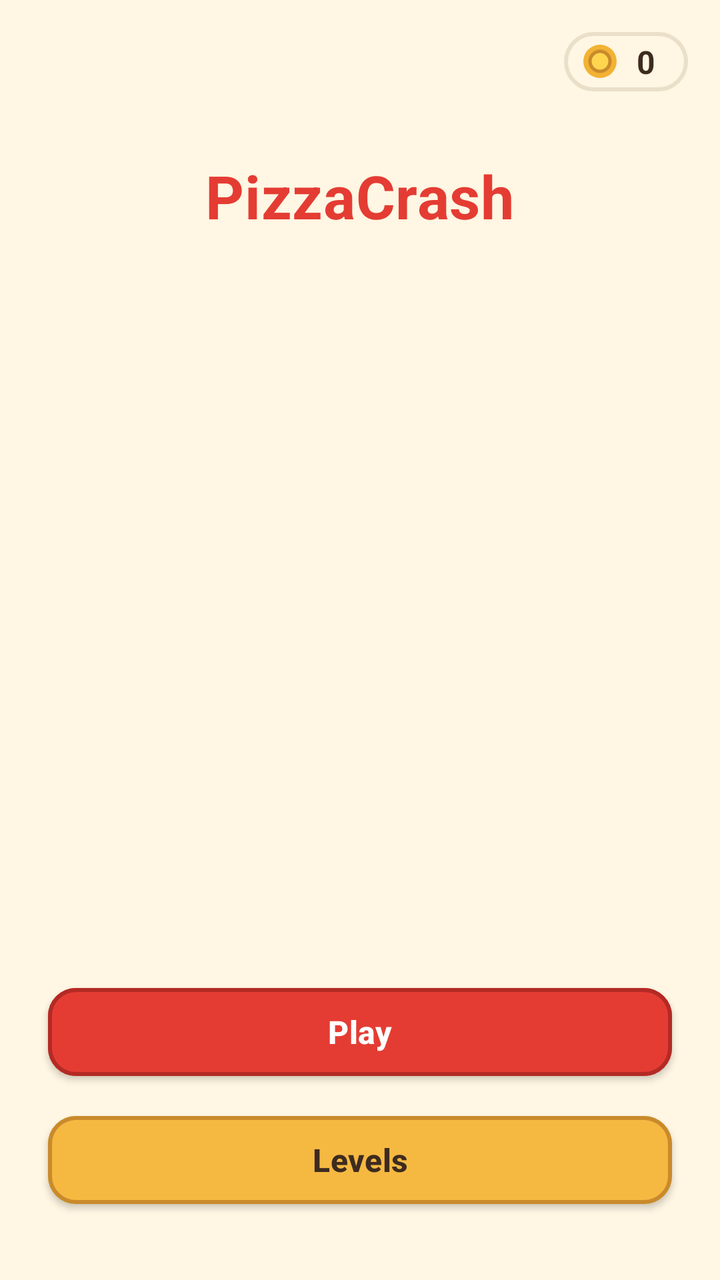
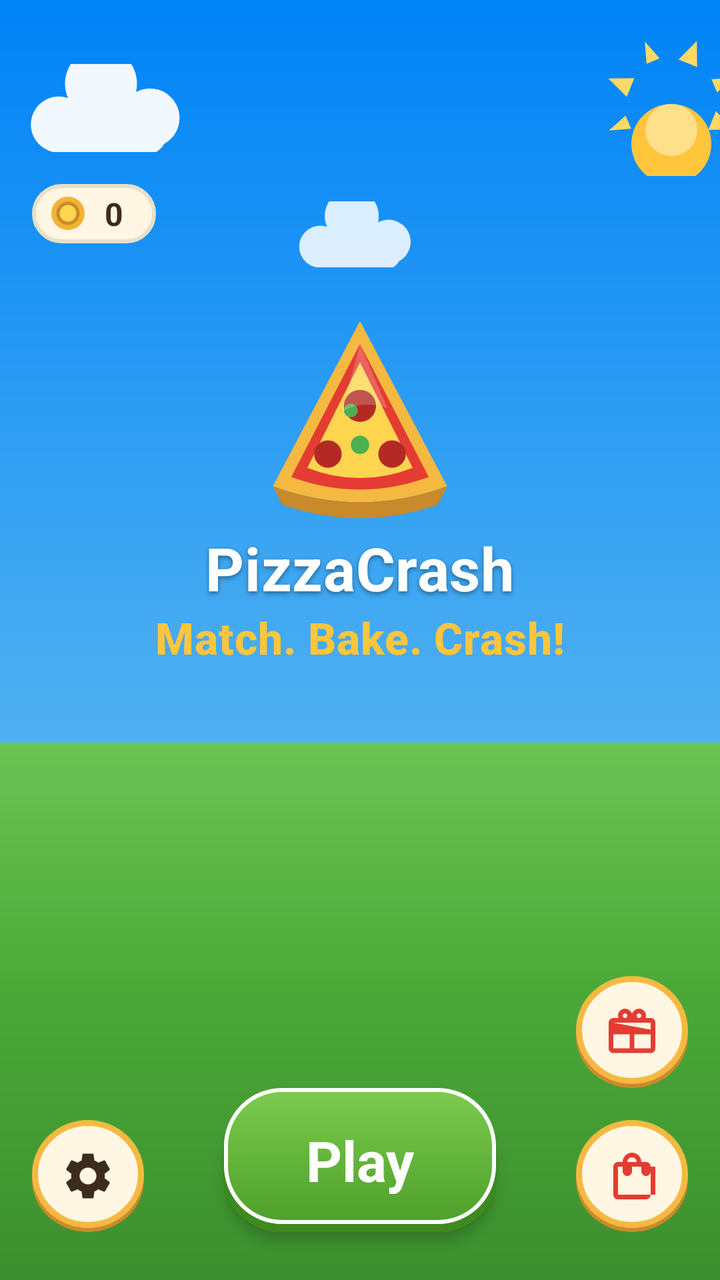

An Android layout rendered at two revisions. The XML below is the earlier revision; the diff shows what the commit changed to produce the second picture.
<!-- AndroidManifest.xml: activity theme Theme.PizzaCrash -->
<!-- res/layout/activity_home.xml -->
<?xml version="1.0" encoding="utf-8"?>
<androidx.constraintlayout.widget.ConstraintLayout
    xmlns:android="http://schemas.android.com/apk/res/android"
    xmlns:app="http://schemas.android.com/apk/res-auto"
    android:layout_width="match_parent"
    android:layout_height="match_parent"
    android:background="@color/cream"
    android:fitsSystemWindows="true">

    
    <LinearLayout
        android:id="@+id/chip_coins"
        android:layout_width="wrap_content"
        android:layout_height="wrap_content"
        android:orientation="horizontal"
        android:gravity="center_vertical"
        android:background="@drawable/bg_chip"
        android:paddingStart="@dimen/space_s"
        android:paddingEnd="@dimen/space_m"
        android:paddingTop="@dimen/space_xs"
        android:paddingBottom="@dimen/space_xs"
        android:layout_margin="@dimen/space_m"
        app:layout_constraintTop_toTopOf="parent"
        app:layout_constraintEnd_toEndOf="parent">

        <View
            android:layout_width="20dp"
            android:layout_height="20dp"
            android:background="@drawable/ic_coin_placeholder" />

        <TextView
            android:id="@+id/text_coins"
            android:layout_width="wrap_content"
            android:layout_height="wrap_content"
            android:layout_marginStart="@dimen/space_s"
            android:textAppearance="@style/TextAppearance.PizzaCrash.Body"
            android:textStyle="bold"
            android:text="0"
            xmlns:tools="http://schemas.android.com/tools" />
    </LinearLayout>

    
    <TextView
        android:id="@+id/text_title"
        android:layout_width="wrap_content"
        android:layout_height="wrap_content"
        android:text="@string/app_name"
        android:textAppearance="@style/TextAppearance.PizzaCrash.Display"
        android:textColor="@color/pizza_red"
        android:layout_marginTop="@dimen/space_xl"
        app:layout_constraintTop_toBottomOf="@+id/chip_coins"
        app:layout_constraintStart_toStartOf="parent"
        app:layout_constraintEnd_toEndOf="parent" />

    
    <com.google.android.material.button.MaterialButton
        android:id="@+id/button_play"
        style="@style/Widget.PizzaCrash.Button.Primary"
        android:layout_width="0dp"
        android:layout_height="@dimen/button_height"
        android:layout_marginStart="@dimen/space_l"
        android:layout_marginEnd="@dimen/space_l"
        android:layout_marginBottom="@dimen/space_s"
        android:text="@string/action_play"
        app:layout_constraintBottom_toTopOf="@+id/button_levels"
        app:layout_constraintStart_toStartOf="parent"
        app:layout_constraintEnd_toEndOf="parent" />

    
    <com.google.android.material.button.MaterialButton
        android:id="@+id/button_levels"
        style="@style/Widget.PizzaCrash.Button.Secondary"
        android:layout_width="0dp"
        android:layout_height="@dimen/button_height"
        android:layout_marginStart="@dimen/space_l"
        android:layout_marginEnd="@dimen/space_l"
        android:layout_marginBottom="@dimen/space_xl"
        android:text="Levels"
        app:layout_constraintBottom_toBottomOf="parent"
        app:layout_constraintStart_toStartOf="parent"
        app:layout_constraintEnd_toEndOf="parent" />

</androidx.constraintlayout.widget.ConstraintLayout>
<!-- resources referenced by this layout -->
<resources>
  <dimen name="button_height">56dp</dimen>
  <style name="Widget.PizzaCrash.Button.Primary" parent="Widget.MaterialComponents.Button">
          <item name="android:minHeight">@dimen/button_height</item>
          <item name="android:textSize">@dimen/text_body</item>
          <item name="android:textStyle">bold</item>
          <item name="android:textAllCaps">false</item>
          <item name="android:letterSpacing">0.01</item>
          <item name="backgroundTint">@color/pizza_red</item>
          <item name="android:textColor">@color/text_on_primary</item>
          <item name="cornerRadius">@dimen/card_corner</item>
          <item name="strokeColor">@color/pizza_red_dark</item>
          <item name="strokeWidth">2dp</item>
          <item name="elevation">4dp</item>
      </style>
  <style name="Widget.PizzaCrash.Button.Secondary" parent="Widget.PizzaCrash.Button.Primary">
          <item name="backgroundTint">@color/crust_gold</item>
          <item name="android:textColor">@color/text_primary</item>
          <item name="strokeColor">@color/crust_gold_dark</item>
      </style>
  <dimen name="card_corner">14dp</dimen>
  <!-- unchanged entries left out for length: 23 -->
</resources>

<!-- the commit's change to res/layout/activity_home.xml (unified diff, before → after) -->
@@ -4,24 +4,72 @@
     xmlns:app="http://schemas.android.com/apk/res-auto"
     android:layout_width="match_parent"
     android:layout_height="match_parent"
-    android:background="@color/cream"
+    android:background="@drawable/bg_home_sky"
     android:fitsSystemWindows="true">
+
+    
+    <View
+        android:id="@+id/ground"
+        android:layout_width="0dp"
+        android:layout_height="0dp"
+        android:background="@drawable/bg_home_ground"
+        app:layout_constraintBottom_toBottomOf="parent"
+        app:layout_constraintEnd_toEndOf="parent"
+        app:layout_constraintHeight_percent="0.42"
+        app:layout_constraintStart_toStartOf="parent" />
+
+    
+    <ImageView
+        android:id="@+id/decor_sun"
+        android:layout_width="72dp"
+        android:layout_height="72dp"
+        android:layout_marginTop="@dimen/space_m"
+        android:layout_marginEnd="-12dp"
+        android:contentDescription="@null"
+        android:src="@drawable/ic_sun"
+        app:layout_constraintEnd_toEndOf="parent"
+        app:layout_constraintTop_toTopOf="parent" />
+
+    
+    <ImageView
+        android:id="@+id/decor_cloud_1"
+        android:layout_width="96dp"
+        android:layout_height="44dp"
+        android:layout_marginStart="@dimen/space_s"
+        android:layout_marginTop="@dimen/space_xl"
+        android:alpha="0.95"
+        android:contentDescription="@null"
+        android:src="@drawable/ic_cloud"
+        app:layout_constraintStart_toStartOf="parent"
+        app:layout_constraintTop_toTopOf="parent" />
+
+    <ImageView
+        android:id="@+id/decor_cloud_2"
+        android:layout_width="72dp"
+        android:layout_height="34dp"
+        android:layout_marginTop="@dimen/space_l"
+        android:alpha="0.85"
+        android:contentDescription="@null"
+        android:src="@drawable/ic_cloud"
+        app:layout_constraintEnd_toEndOf="parent"
+        app:layout_constraintStart_toStartOf="parent"
+        app:layout_constraintTop_toBottomOf="@id/decor_cloud_1" />
 
     
     <LinearLayout
         android:id="@+id/chip_coins"
         android:layout_width="wrap_content"
         android:layout_height="wrap_content"
-        android:orientation="horizontal"
+        android:layout_marginStart="@dimen/space_m"
+        android:layout_marginTop="@dimen/space_m"
+        android:background="@drawable/bg_chip"
         android:gravity="center_vertical"
-        android:background="@drawable/bg_chip"
         android:paddingStart="@dimen/space_s"
+        android:paddingTop="@dimen/space_xs"
         android:paddingEnd="@dimen/space_m"
-        android:paddingTop="@dimen/space_xs"
         android:paddingBottom="@dimen/space_xs"
-        android:layout_margin="@dimen/space_m"
-        app:layout_constraintTop_toTopOf="parent"
-        app:layout_constraintEnd_toEndOf="parent">
+        app:layout_constraintStart_toStartOf="parent"
+        app:layout_constraintTop_toBottomOf="@id/decor_cloud_1">
 
         <View
             android:layout_width="20dp"
@@ -33,51 +81,149 @@
             android:layout_width="wrap_content"
             android:layout_height="wrap_content"
             android:layout_marginStart="@dimen/space_s"
+            android:contentDescription="@string/cd_coins"
+            android:text="0"
             android:textAppearance="@style/TextAppearance.PizzaCrash.Body"
-            android:textStyle="bold"
-            android:text="0"
-            xmlns:tools="http://schemas.android.com/tools" />
+            android:textStyle="bold" />
     </LinearLayout>
 
     
+    <ImageView
+        android:id="@+id/image_logo"
+        android:layout_width="110dp"
+        android:layout_height="110dp"
+        android:layout_marginTop="@dimen/space_xl"
+        android:contentDescription="@string/app_name"
+        android:src="@drawable/ic_pizza_logo"
+        app:layout_constraintEnd_toEndOf="parent"
+        app:layout_constraintStart_toStartOf="parent"
+        app:layout_constraintTop_toBottomOf="@id/chip_coins" />
+
     <TextView
         android:id="@+id/text_title"
         android:layout_width="wrap_content"
         android:layout_height="wrap_content"
+        android:shadowColor="#66000000"
+        android:shadowDx="0"
+        android:shadowDy="3"
+        android:shadowRadius="6"
         android:text="@string/app_name"
         android:textAppearance="@style/TextAppearance.PizzaCrash.Display"
-        android:textColor="@color/pizza_red"
-        android:layout_marginTop="@dimen/space_xl"
-        app:layout_constraintTop_toBottomOf="@+id/chip_coins"
-        app:layout_constraintStart_toStartOf="parent"
-        app:layout_constraintEnd_toEndOf="parent" />
-
-    
-    <com.google.android.material.button.MaterialButton
+        android:textColor="@color/white"
+        app:layout_constraintEnd_toEndOf="parent"
+        app:layout_constraintStart_toStartOf="parent"
+        app:layout_constraintTop_toBottomOf="@id/image_logo" />
+
+    <TextView
+        android:id="@+id/text_tagline"
+        android:layout_width="wrap_content"
+        android:layout_height="wrap_content"
+        android:text="@string/home_tagline"
+        android:textAppearance="@style/TextAppearance.PizzaCrash.Title"
+        android:textColor="@color/star_amber"
+        app:layout_constraintEnd_toEndOf="parent"
+        app:layout_constraintStart_toStartOf="parent"
+        app:layout_constraintTop_toBottomOf="@id/text_title" />
+
+    
+    <TextView
         android:id="@+id/button_play"
-        style="@style/Widget.PizzaCrash.Button.Primary"
-        android:layout_width="0dp"
-        android:layout_height="@dimen/button_height"
-        android:layout_marginStart="@dimen/space_l"
-        android:layout_marginEnd="@dimen/space_l"
-        android:layout_marginBottom="@dimen/space_s"
+        android:layout_width="0dp"
+        android:layout_height="72dp"
+        android:layout_marginStart="@dimen/space_xl"
+        android:layout_marginEnd="@dimen/space_xl"
+        android:layout_marginBottom="@dimen/space_l"
+        android:background="@drawable/selectable_button_play"
+        android:clickable="true"
+        android:focusable="true"
+        android:gravity="center"
         android:text="@string/action_play"
-        app:layout_constraintBottom_toTopOf="@+id/button_levels"
-        app:layout_constraintStart_toStartOf="parent"
-        app:layout_constraintEnd_toEndOf="parent" />
-
-    
-    <com.google.android.material.button.MaterialButton
-        android:id="@+id/button_levels"
-        style="@style/Widget.PizzaCrash.Button.Secondary"
-        android:layout_width="0dp"
-        android:layout_height="@dimen/button_height"
-        android:layout_marginStart="@dimen/space_l"
-        android:layout_marginEnd="@dimen/space_l"
-        android:layout_marginBottom="@dimen/space_xl"
-        android:text="Levels"
-        app:layout_constraintBottom_toBottomOf="parent"
-        app:layout_constraintStart_toStartOf="parent"
-        app:layout_constraintEnd_toEndOf="parent" />
+        android:textColor="@color/text_on_primary"
+        android:textSize="28sp"
+        android:textStyle="bold"
+        android:elevation="4dp"
+        app:layout_constraintBottom_toBottomOf="parent"
+        app:layout_constraintEnd_toStartOf="@id/guideline_right"
+        app:layout_constraintStart_toEndOf="@id/guideline_left" />
+
+    
+    <FrameLayout
+        android:id="@+id/button_settings"
+        android:layout_width="56dp"
+        android:layout_height="56dp"
+        android:layout_marginStart="@dimen/space_m"
+        android:layout_marginBottom="@dimen/space_l"
+        android:background="@drawable/bg_icon_button"
+        android:clickable="true"
+        android:focusable="true"
+        android:contentDescription="@string/action_settings"
+        app:layout_constraintBottom_toBottomOf="parent"
+        app:layout_constraintStart_toStartOf="parent">
+
+        <ImageView
+            android:layout_width="28dp"
+            android:layout_height="28dp"
+            android:layout_gravity="center"
+            android:contentDescription="@null"
+            android:src="@drawable/ic_gear" />
+    </FrameLayout>
+
+    <FrameLayout
+        android:id="@+id/button_shop"
+        android:layout_width="56dp"
+        android:layout_height="56dp"
+        android:layout_marginEnd="@dimen/space_m"
+        android:layout_marginBottom="@dimen/space_l"
+        android:background="@drawable/bg_icon_button"
+        android:clickable="true"
+        android:focusable="true"
+        android:contentDescription="@string/action_shop"
+        app:layout_constraintBottom_toBottomOf="parent"
+        app:layout_constraintEnd_toEndOf="parent">
+
+        <ImageView
+            android:layout_width="28dp"
+            android:layout_height="28dp"
+            android:layout_gravity="center"
+            android:contentDescription="@null"
+            android:src="@drawable/ic_bag" />
+    </FrameLayout>
+
+    
+    <FrameLayout
+        android:id="@+id/button_daily"
+        android:layout_width="56dp"
+        android:layout_height="56dp"
+        android:layout_marginEnd="@dimen/space_m"
+        android:layout_marginBottom="@dimen/space_m"
+        android:background="@drawable/bg_icon_button"
+        android:clickable="true"
+        android:focusable="true"
+        android:contentDescription="@string/action_daily_reward"
+        app:layout_constraintBottom_toTopOf="@id/button_shop"
+        app:layout_constraintEnd_toEndOf="parent">
+
+        <ImageView
+            android:layout_width="28dp"
+            android:layout_height="28dp"
+            android:layout_gravity="center"
+            android:contentDescription="@null"
+            android:src="@drawable/ic_gift" />
+    </FrameLayout>
+
+    
+    <androidx.constraintlayout.widget.Guideline
+        android:id="@+id/guideline_left"
+        android:layout_width="0dp"
+        android:layout_height="0dp"
+        android:orientation="vertical"
+        app:layout_constraintGuide_begin="80dp" />
+
+    <androidx.constraintlayout.widget.Guideline
+        android:id="@+id/guideline_right"
+        android:layout_width="0dp"
+        android:layout_height="0dp"
+        android:orientation="vertical"
+        app:layout_constraintGuide_end="80dp" />
 
 </androidx.constraintlayout.widget.ConstraintLayout>
<!-- resource entries referenced after the edit -->
@@ -1,25 +1,196 @@
 <!-- resources referenced by this layout -->
 <resources>
-  <dimen name="button_height">56dp</dimen>
-  <style name="Widget.PizzaCrash.Button.Primary" parent="Widget.MaterialComponents.Button">
-          <item name="android:minHeight">@dimen/button_height</item>
-          <item name="android:textSize">@dimen/text_body</item>
+  <color name="star_amber">#FFC53D</color>
+  <color name="white">#FFFFFFFF</color>
+  <!-- drawable bg_home_ground (drawable) -->
+  <?xml version="1.0" encoding="utf-8"?>
+  <shape xmlns:android="http://schemas.android.com/apk/res/android" android:shape="rectangle">
+      <gradient
+          android:type="linear"
+          android:angle="270"
+          android:startColor="#FF6CC455"
+          android:centerColor="#FF4BA938"
+          android:endColor="#FF3C8F2E"
+          android:centerY="0.45" />
+  </shape>
+  <!-- drawable bg_home_sky (drawable) -->
+  <?xml version="1.0" encoding="utf-8"?>
+  <layer-list xmlns:android="http://schemas.android.com/apk/res/android">
+      <item>
+          <shape android:shape="rectangle">
+              <gradient
+                  android:type="linear"
+                  android:angle="270"
+                  android:startColor="#FF0083F7"
+                  android:centerColor="#FF55B4F0"
+                  android:endColor="#FFFDF3DD"
+                  android:centerY="0.62" />
+          </shape>
+      </item>
+  </layer-list>
+  <!-- drawable bg_icon_button (drawable) -->
+  <?xml version="1.0" encoding="utf-8"?>
+  <selector xmlns:android="http://schemas.android.com/apk/res/android">
+      <item android:state_pressed="true">
+          <shape android:shape="oval">
+              <solid android:color="#FFEFD9A8" />
+              <stroke android:width="3dp" android:color="@color/crust_gold_dark" />
+          </shape>
+      </item>
+      <item>
+          <layer-list>
+              <item android:top="4dp">
+                  <shape android:shape="oval">
+                      <solid android:color="@color/crust_gold_dark" />
+                  </shape>
+              </item>
+              <item android:bottom="2dp">
+                  <shape android:shape="oval">
+                      <solid android:color="@color/cream" />
+                      <stroke android:width="3dp" android:color="@color/crust_gold" />
+                  </shape>
+              </item>
+          </layer-list>
+      </item>
+  </selector>
+  <!-- drawable ic_bag (drawable) -->
+  <?xml version="1.0" encoding="utf-8"?>
+  <vector xmlns:android="http://schemas.android.com/apk/res/android"
+      android:width="28dp" android:height="28dp"
+      android:viewportWidth="24" android:viewportHeight="24">
+      <path android:fillColor="@color/pizza_red"
+          android:pathData="M18,6h-2c0,-2.21 -1.79,-4 -4,-4S8,3.79 8,6H6C4.9,6 4,6.9 4,8v12c0,1.1 0.9,2 2,2h12c1.1,0 2,-0.9 2,-2V8C20,6.9 19.1,6 18,6zM12,4c1.1,0 2,0.9 2,2h-4C10,4.9 10.9,4 12,4zM18,20H6V8h2v2c0,1.1 0.9,2 2,2s2,-0.9 2,-2V8h4v2c0,1.1 0.9,2 2,2s2,-0.9 2,-2V8h2V20z" />
+  </vector>
+  <!-- drawable ic_cloud (drawable) -->
+  <?xml version="1.0" encoding="utf-8"?>
+  <vector xmlns:android="http://schemas.android.com/apk/res/android"
+      android:width="96dp"
+      android:height="44dp"
+      android:viewportWidth="96"
+      android:viewportHeight="44">
+      <path
+          android:fillColor="#FFFFFFFF"
+          android:pathData="M24,44 A14,14 0 1 1 26,17 A18,18 0 1 1 60,14 A13,13 0 1 1 74,40 A10,10 0 0 1 70,44 Z" />
+  </vector>
+  <!-- drawable ic_gear (drawable) -->
+  <?xml version="1.0" encoding="utf-8"?>
+  <vector xmlns:android="http://schemas.android.com/apk/res/android"
+      android:width="28dp" android:height="28dp"
+      android:viewportWidth="24" android:viewportHeight="24">
+      <path android:fillColor="@color/text_primary"
+          android:pathData="M19.14,12.94c0.04,-0.3 0.06,-0.63 0.06,-0.94 0,-0.32 -0.02,-0.64 -0.07,-0.94l2.03,-1.58c0.18,-0.14 0.23,-0.41 0.12,-0.61l-1.92,-3.32c-0.12,-0.22 -0.37,-0.29 -0.59,-0.22l-2.39,0.96c-0.5,-0.38 -1.03,-0.7 -1.62,-0.94L14.4,2.81c-0.04,-0.24 -0.24,-0.41 -0.48,-0.41h-3.84c-0.24,0 -0.43,0.17 -0.47,0.41L9.25,5.35C8.66,5.59 8.12,5.92 7.63,6.29L5.24,5.33c-0.22,-0.08 -0.47,0 -0.59,0.22L2.74,8.87C2.62,9.08 2.66,9.34 2.86,9.48l2.03,1.58C4.84,11.36 4.8,11.69 4.8,12s0.02,0.64 0.07,0.94l-2.03,1.58c-0.18,0.14 -0.23,0.41 -0.12,0.61l1.92,3.32c0.12,0.22 0.37,0.29 0.59,0.22l2.39,-0.96c0.5,0.38 1.03,0.7 1.62,0.94l0.36,2.54c0.05,0.24 0.24,0.41 0.48,0.41h3.84c0.24,0 0.44,-0.17 0.47,-0.41l0.36,-2.54c0.59,-0.24 1.13,-0.56 1.62,-0.94l2.39,0.96c0.22,0.08 0.47,0 0.59,-0.22l1.92,-3.32c0.12,-0.22 0.07,-0.47 -0.12,-0.61L19.14,12.94zM12,15.6c-1.98,0 -3.6,-1.62 -3.6,-3.6s1.62,-3.6 3.6,-3.6 3.6,1.62 3.6,3.6 -1.62,3.6 -3.6,3.6z" />
+  </vector>
+  <!-- drawable ic_gift (drawable) -->
+  <?xml version="1.0" encoding="utf-8"?>
+  <vector xmlns:android="http://schemas.android.com/apk/res/android"
+      android:width="28dp" android:height="28dp"
+      android:viewportWidth="24" android:viewportHeight="24">
+      <path android:fillColor="@color/pizza_red"
+          android:pathData="M20,6h-2.18c0.11,-0.31 0.18,-0.65 0.18,-1 0,-1.66 -1.34,-3 -3,-3 -1.05,0 -1.96,0.54 -2.5,1.35l-0.5,0.65 -0.5,-0.65C10.96,2.54 10.05,2 9,2 7.34,2 6,3.34 6,5c0,0.35 0.07,0.69 0.18,1L4,6c-1.11,0 -1.99,0.89 -1.99,2L2,19c0,1.11 0.89,2 2,2h16c1.11,0 2,-0.89 2,-2L22,8c0,-1.11 -0.89,-2 -2,-2zM15,4c0.55,0 1,0.45 1,1s-0.45,1 -1,1 -1,-0.45 -1,-1 0.45,-1 1,-1zM9,4c0.55,0 1,0.45 1,1S9.55,6 9,6 8,5.55 8,5s0.45,-1 1,-1zM4,8h16v3L4,8L4,8zM4,19v-6h7v6L4,19zM20,19h-7v-6h7v6z" />
+  </vector>
+  <!-- drawable ic_pizza_logo (drawable) -->
+  <?xml version="1.0" encoding="utf-8"?>
+  <vector xmlns:android="http://schemas.android.com/apk/res/android"
+      android:width="96dp"
+      android:height="96dp"
+      android:viewportWidth="96"
+      android:viewportHeight="96">
+      
+      <path android:fillColor="#FFF5B942" android:pathData="M48,6 L86,78 Q48,92 10,78 Z" />
+      
+      <path android:fillColor="#FFC98A2B" android:pathData="M10,78 Q48,92 86,78 L82,86 Q48,98 14,86 Z" />
+      
+      <path android:fillColor="#FFE43C33" android:pathData="M48,16 L78,74 Q48,85 18,74 Z" />
+      
+      <path android:fillColor="#FFFFD54F" android:pathData="M48,24 L71,70 Q48,79 25,70 Z" />
+      
+      <path android:fillColor="#FFB32A24" android:pathData="M48,36m-7,7a7,7 0 1,1 14,0a7,7 0 1,1 -14,0" />
+      <path android:fillColor="#FFB32A24" android:pathData="M34,58m-6,6a6,6 0 1,1 12,0a6,6 0 1,1 -12,0" />
+      <path android:fillColor="#FFB32A24" android:pathData="M62,58m-6,6a6,6 0 1,1 12,0a6,6 0 1,1 -12,0" />
+      
+      <path android:fillColor="#FF4CAF50" android:pathData="M48,56m-4,4a4,4 0 1,1 8,0a4,4 0 1,1 -8,0" />
+      <path android:fillColor="#FF4CAF50" android:pathData="M44,42m-3,3a3,3 0 1,1 6,0a3,3 0 1,1 -6,0" />
+      
+      <path android:fillColor="#33FFFFFF" android:pathData="M48,16 L60,44 Q48,40 40,46 Z" />
+  </vector>
+  <!-- drawable ic_sun (drawable) -->
+  <?xml version="1.0" encoding="utf-8"?>
+  <vector xmlns:android="http://schemas.android.com/apk/res/android"
+      android:width="72dp"
+      android:height="72dp"
+      android:viewportWidth="72"
+      android:viewportHeight="72">
+      <group android:pivotX="36" android:pivotY="36" android:rotation="22">
+          <path android:fillColor="#FFFFD966" android:pathData="M36,2 L41,14 L31,14 Z" />
+          <path android:fillColor="#FFFFD966" android:pathData="M36,70 L41,58 L31,58 Z" />
+          <path android:fillColor="#FFFFD966" android:pathData="M2,36 L14,31 L14,41 Z" />
+          <path android:fillColor="#FFFFD966" android:pathData="M70,36 L58,31 L58,41 Z" />
+          <path android:fillColor="#FFFFD966" android:pathData="M12,12 L22,17 L17,22 Z" />
+          <path android:fillColor="#FFFFD966" android:pathData="M60,12 L50,17 L55,22 Z" />
+          <path android:fillColor="#FFFFD966" android:pathData="M12,60 L17,50 L22,55 Z" />
+          <path android:fillColor="#FFFFD966" android:pathData="M60,60 L55,50 L50,55 Z" />
+      </group>
+      <path android:fillColor="#FFFFC53D" android:pathData="M36,36m-20,20a20,20 0 1,1 40,0a20,20 0 1,1 -40,0" />
+      <path android:fillColor="#FFFFE08A" android:pathData="M36,36m-13,13a13,13 0 1,1 26,0a13,13 0 1,1 -26,0" />
+  </vector>
+  <!-- drawable selectable_button_play (drawable) -->
+  <?xml version="1.0" encoding="utf-8"?>
+  <selector xmlns:android="http://schemas.android.com/apk/res/android">
+      <item android:state_pressed="true">
+          <layer-list>
+              <item>
+                  <shape android:shape="rectangle">
+                      <solid android:color="@color/btn_play_green_dark" />
+                      <corners android:radius="28dp" />
+                  </shape>
+              </item>
+              <item android:bottom="2dp">
+                  <shape android:shape="rectangle">
+                      <gradient android:type="linear" android:angle="90"
+                          android:startColor="#FF468F26" android:endColor="#FF6DB845" />
+                      <corners android:radius="28dp" />
+                      <stroke android:width="2dp" android:color="#FFFFFFFF" />
+                  </shape>
+              </item>
+          </layer-list>
+      </item>
+      <item android:drawable="@drawable/bg_button_play" />
+  </selector>
+  <string name="action_daily_reward">Daily reward</string>
+  <string name="action_settings">Settings</string>
+  <string name="action_shop">Shop</string>
+  <string name="cd_coins">Coin balance</string>
+  <string name="home_tagline">Match. Bake. Crash!</string>
+  <style name="TextAppearance.PizzaCrash.Title" parent="TextAppearance.MaterialComponents.Headline6">
+          <item name="android:textSize">@dimen/text_title</item>
+          <item name="android:textColor">@color/text_primary</item>
           <item name="android:textStyle">bold</item>
-          <item name="android:textAllCaps">false</item>
-          <item name="android:letterSpacing">0.01</item>
-          <item name="backgroundTint">@color/pizza_red</item>
-          <item name="android:textColor">@color/text_on_primary</item>
-          <item name="cornerRadius">@dimen/card_corner</item>
-          <item name="strokeColor">@color/pizza_red_dark</item>
-          <item name="strokeWidth">2dp</item>
-          <item name="elevation">4dp</item>
       </style>
-  <style name="Widget.PizzaCrash.Button.Secondary" parent="Widget.PizzaCrash.Button.Primary">
-          <item name="backgroundTint">@color/crust_gold</item>
-          <item name="android:textColor">@color/text_primary</item>
-          <item name="strokeColor">@color/crust_gold_dark</item>
-      </style>
-  <dimen name="card_corner">14dp</dimen>
+  <color name="btn_play_green_dark">#FF3E8A1E</color>
+  <!-- drawable bg_button_play (drawable) -->
+  <?xml version="1.0" encoding="utf-8"?>
+  <layer-list xmlns:android="http://schemas.android.com/apk/res/android">
+      
+      <item android:top="6dp">
+          <shape android:shape="rectangle">
+              <solid android:color="@color/btn_play_green_dark" />
+              <corners android:radius="28dp" />
+          </shape>
+      </item>
+      
+      <item android:bottom="4dp">
+          <shape android:shape="rectangle">
+              <gradient
+                  android:type="linear"
+                  android:angle="90"
+                  android:startColor="#FF4EA02A"
+                  android:endColor="#FF7CCB4F" />
+              <corners android:radius="28dp" />
+              <stroke android:width="2dp" android:color="#FFFFFFFF" />
+          </shape>
+      </item>
+  </layer-list>
+  <dimen name="text_title">22sp</dimen>
   <!-- unchanged entries left out for length: 23 -->
 </resources>
 
